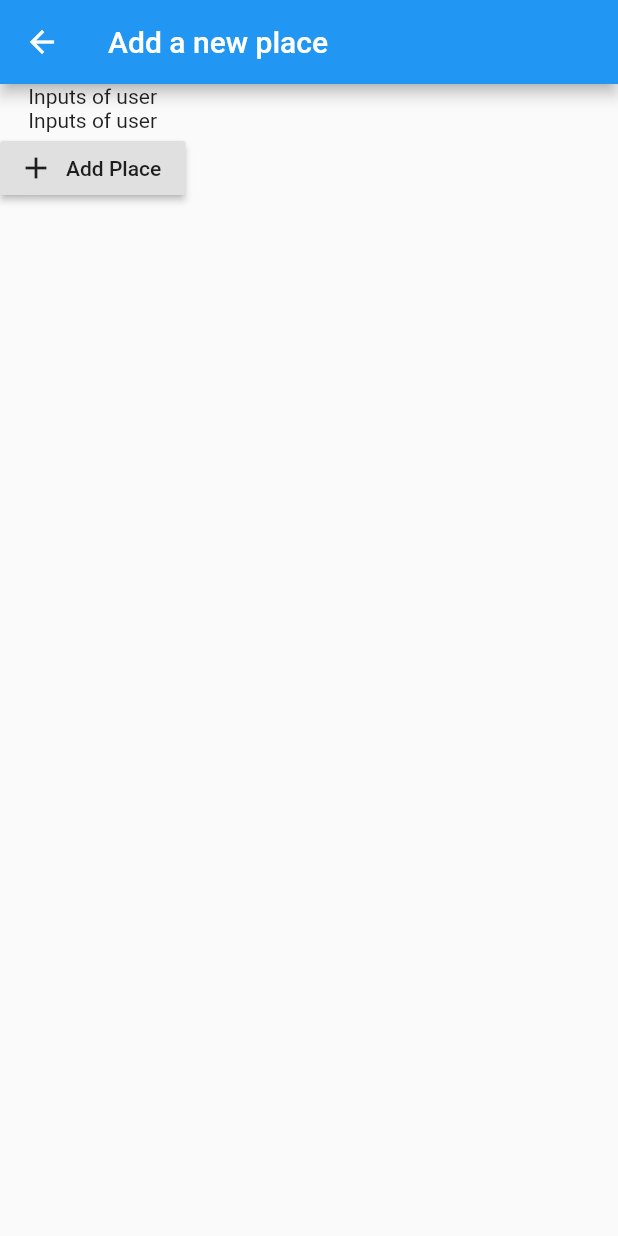
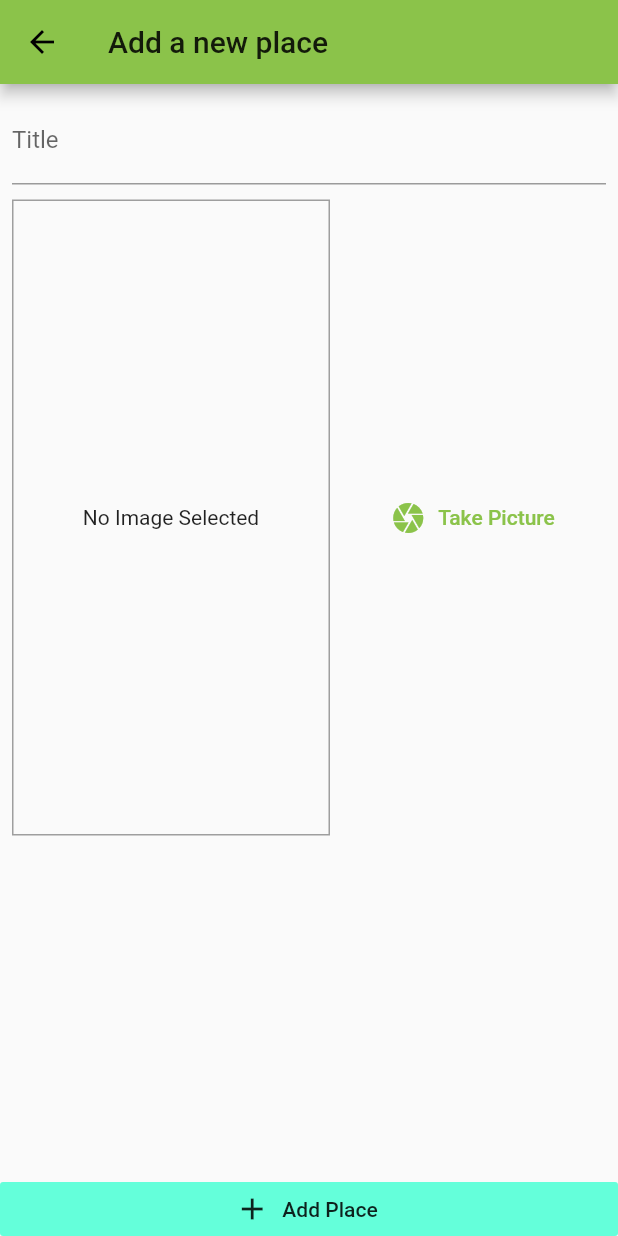
Before and after one commit to ashishkarki/Flutter-MobileDev-Practice, a Flutter app: the screen it shows after launch, after a tap on the "add" icon, on a phone screen of 412 x 824 dp. Run offline on Flutter 3.47's test engine with Material 2 defaults, Android fonts, the phone set to English and light mode, and no system bars; our stand-ins replace shared_preferences, toast.

Commit message:
Implementing add_place_screen.. ongoing

```diff
--- a/flutter_places_app/lib/main.dart
+++ b/flutter_places_app/lib/main.dart
@@ -16,16 +16,8 @@ class MyApp extends StatelessWidget {
       child: MaterialApp(
         title: 'Flutter Demo',
         theme: ThemeData(
-          // This is the theme of your application.
-          //
-          // Try running your application with "flutter run". You'll see the
-          // application has a blue toolbar. Then, without quitting the app, try
-          // changing the primarySwatch below to Colors.green and then invoke
-          // "hot reload" (press "r" in the console where you ran "flutter run",
-          // or simply save your changes to "hot reload" in a Flutter IDE).
-          // Notice that the counter didn't reset back to zero; the application
-          // is not restarted.
-          primarySwatch: Colors.blue,
+          primarySwatch: Colors.lightGreen,
+          accentColor: Colors.tealAccent,
         ),
         home: PlacesListScreen(),
         routes: getRouteTable(context),
--- a/flutter_places_app/lib/screens/add_place_screen.dart
+++ b/flutter_places_app/lib/screens/add_place_screen.dart
@@ -1,4 +1,6 @@
 import 'package:flutter/material.dart';
+
+import '../widgets/image_input.dart';
 
 class AddPlaceScreen extends StatefulWidget {
   static const routeName = '/add-place';
@@ -8,20 +10,51 @@ class AddPlaceScreen extends StatefulWidget {
 }
 
 class _AddPlaceScreenState extends State<AddPlaceScreen> {
+  final _titleController = TextEditingController();
+
   @override
   Widget build(BuildContext context) {
+    final themeData = Theme.of(context);
+
     return Scaffold(
       appBar: AppBar(
         title: Text('Add a new place'),
       ),
       body: Column(
+        // mainAxisAlignment: MainAxisAlignment.spaceBetween, // not needed because of Expanded below
+        crossAxisAlignment: CrossAxisAlignment.stretch,
         children: <Widget>[
-          Text('Inputs of user'),
-          Text('Inputs of user'),
+          Expanded(
+            child: SingleChildScrollView(
+              child: Padding(
+                padding: const EdgeInsets.all(8.0),
+                child: Column(
+                  children: <Widget>[
+                    // title
+                    TextField(
+                      decoration: InputDecoration(
+                        labelText: 'Title',
+                      ),
+                      controller: _titleController,
+                    ),
+                    SizedBox(
+                      height: 10,
+                    ),
+                    // image
+                    ImageInputWidget()
+                  ],
+                ),
+              ),
+            ),
+          ),
           RaisedButton.icon(
             icon: Icon(Icons.add),
             label: Text('Add Place'),
             onPressed: () {},
+            elevation: 0,
+            materialTapTargetSize: MaterialTapTargetSize
+                .shrinkWrap, //makes button big without margins
+            color: themeData.accentColor,
           ),
         ],
       ),
--- /dev/null
+++ b/flutter_places_app/lib/widgets/image_input.dart
@@ -0,0 +1,58 @@
+import 'dart:io';
+
+import 'package:flutter/material.dart';
+
+class ImageInputWidget extends StatefulWidget {
+  @override
+  _ImageInputWidgetState createState() => _ImageInputWidgetState();
+}
+
+class _ImageInputWidgetState extends State<ImageInputWidget> {
+  File _storedImage;
+
+  @override
+  Widget build(BuildContext context) {
+    final themeData = Theme.of(context);
+    final mediaQry = MediaQuery.of(context);
+    print('mediaQry : ${mediaQry.size.width}, ${mediaQry.size.height}');
+
+    return Row(
+      children: <Widget>[
+        Container(
+          // for image preview
+          width: mediaQry.size.width - 200.0, //150,
+          height: mediaQry.size.height - 400.0,
+          decoration: BoxDecoration(
+            border: Border.all(
+              width: 1,
+              color: Colors.grey,
+            ),
+          ),
+          child: _storedImage != null
+              ? Image.file(
+                  _storedImage,
+                  fit: BoxFit.cover,
+                  width: double.infinity,
+                )
+              : Text(
+                  'No Image Selected',
+                  textAlign: TextAlign.center,
+                ),
+          alignment: Alignment.center,
+        ),
+        SizedBox(
+          width: 10,
+        ),
+        Expanded(
+          // allows the button to take all  remaining space in this row
+          child: FlatButton.icon(
+            icon: Icon(Icons.camera),
+            label: Text('Take Picture'),
+            textColor: themeData.primaryColor,
+            onPressed: () {},
+          ),
+        ), //to browse image
+      ],
+    );
+  }
+}
```
